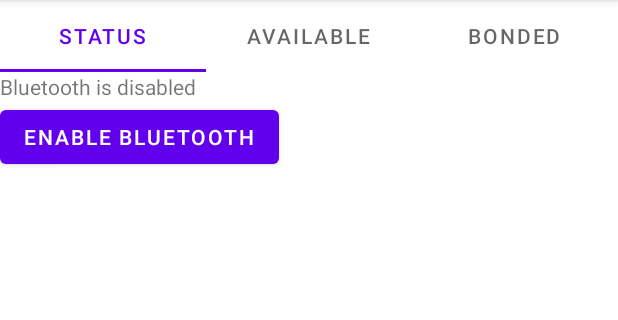
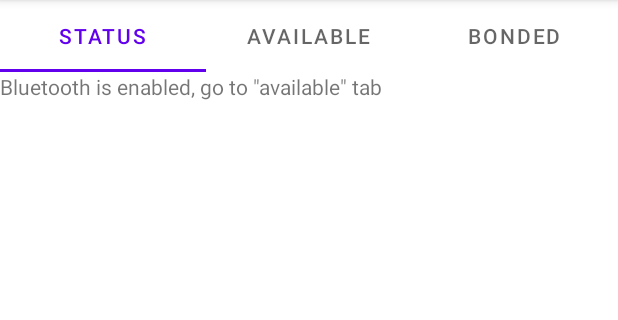
Before and after one commit to cmhernandezdel/altruino, an Android app: the screen it shows after launch (DeviceListActivity), after a tap on "ENABLE BLUETOOTH", on a phone screen of 412 x 824 dp, the part 84-404 px from its top. Run offline under Robolectric (Android 15) with nearby library versions, the light colour scheme and no system bars.

Commit message:
Bluetooth enabled screen working.

```diff
--- a/Source/app/src/main/java/com/cmhernandezdel/altruino/fragments/AvailableDevicesFragment.kt
+++ b/Source/app/src/main/java/com/cmhernandezdel/altruino/fragments/AvailableDevicesFragment.kt
@@ -7,6 +7,7 @@ import androidx.fragment.app.Fragment
 import android.view.LayoutInflater
 import android.view.View
 import android.view.ViewGroup
+import android.widget.AdapterView
 import android.widget.ListView
 import com.cmhernandezdel.altruino.R
 import com.cmhernandezdel.altruino.adapters.BluetoothDevicesListAdapter
@@ -23,6 +24,11 @@ class AvailableDevicesFragment : Fragment() {
         bluetoothModule?.let {
             val listView = retView.findViewById<ListView>(R.id.lv_available_devices)
             listView.adapter = it.adapter
+            listView.onItemClickListener = AdapterView.OnItemClickListener {
+                    _, _, position, _ ->
+                val bluetoothDevice = it.availableDevices[position]
+                bluetoothDevice.createBond()
+            }
         }
         return retView
     }
--- a/Source/app/src/main/java/com/cmhernandezdel/altruino/fragments/BluetoothStatusFragment.kt
+++ b/Source/app/src/main/java/com/cmhernandezdel/altruino/fragments/BluetoothStatusFragment.kt
@@ -3,6 +3,7 @@ package com.cmhernandezdel.altruino.fragments
 import android.Manifest
 import android.content.pm.PackageManager
 import android.os.Bundle
+import android.util.Log
 import androidx.fragment.app.Fragment
 import android.view.LayoutInflater
 import android.view.View
@@ -14,26 +15,23 @@ import com.cmhernandezdel.altruino.R
 import com.cmhernandezdel.altruino.modules.BluetoothModule
 
 class BluetoothStatusFragment : Fragment() {
+    private val classTag = "BluetoothStatusFragment.kt"
     private var bluetoothModule: BluetoothModule? = null
     private var llBluetoothEnabled: LinearLayout? = null
     private var llBluetoothDisabled: LinearLayout? = null
 
-    override fun onCreateView(
-        inflater: LayoutInflater,
-        container: ViewGroup?,
-        savedInstanceState: Bundle?
-    ): View? {
-        // Inflate the layout for this fragment
-        llBluetoothEnabled = view?.findViewById(R.id.ll_enabled_bluetooth)
-        llBluetoothDisabled = view?.findViewById(R.id.ll_disabled_bluetooth)
+    override fun onCreateView(inflater: LayoutInflater, container: ViewGroup?, savedInstanceState: Bundle?): View? {
         return inflater.inflate(R.layout.fragment_bluetooth_status, container, false)
     }
 
     override fun onViewCreated(view: View, savedInstanceState: Bundle?) {
         super.onViewCreated(view, savedInstanceState)
 
+        llBluetoothEnabled = view.findViewById(R.id.ll_enabled_bluetooth)
+        llBluetoothDisabled = view.findViewById(R.id.ll_disabled_bluetooth)
+
         val buttonEnableBluetooth = view.findViewById<Button>(R.id.button_enable_bluetooth)
-        buttonEnableBluetooth.setOnClickListener { onEnableBluetoothButtonClick() }
+        buttonEnableBluetooth?.setOnClickListener { onEnableBluetoothButtonClick() }
 
         bluetoothModule = BluetoothModule(requireContext())
 
@@ -72,25 +70,23 @@ class BluetoothStatusFragment : Fragment() {
     }
 
     private fun loadBluetoothDisabledUI() {
+        Log.i(classTag, "Loading bluetooth disabled UI")
         llBluetoothEnabled?.visibility = View.GONE
         llBluetoothDisabled?.visibility = View.VISIBLE
     }
 
     private fun loadBluetoothEnabledUI() {
+        Log.i(classTag, "Loading bluetooth enabled UI")
         llBluetoothDisabled?.visibility = View.GONE
         llBluetoothEnabled?.visibility = View.VISIBLE
     }
 
     private fun isBluetoothPermissionGranted(): Boolean {
         context?.let {
-            return ContextCompat.checkSelfPermission(
-                it,
-                Manifest.permission.BLUETOOTH
-            ) == PackageManager.PERMISSION_GRANTED
-                    && ContextCompat.checkSelfPermission(
-                it,
-                Manifest.permission.BLUETOOTH_ADMIN
-            ) == PackageManager.PERMISSION_GRANTED
+            val bluetoothPermissionGranted = ContextCompat.checkSelfPermission(it, Manifest.permission.BLUETOOTH) == PackageManager.PERMISSION_GRANTED
+            val bluetoothAdminPermissionGranted = ContextCompat.checkSelfPermission(it, Manifest.permission.BLUETOOTH_ADMIN) == PackageManager.PERMISSION_GRANTED
+            Log.i(classTag, "Permissions granted: BT: $bluetoothPermissionGranted, BT ADMIN: $bluetoothAdminPermissionGranted")
+            return bluetoothPermissionGranted && bluetoothAdminPermissionGranted
         }
         return false
     }
--- a/Source/app/src/main/java/com/cmhernandezdel/altruino/modules/BluetoothModule.kt
+++ b/Source/app/src/main/java/com/cmhernandezdel/altruino/modules/BluetoothModule.kt
@@ -79,8 +79,10 @@ class BluetoothModule(private val context: Context) {
     fun isBluetoothEnabled(): Boolean {
         bluetoothAdapter = BluetoothAdapter.getDefaultAdapter()
         if (bluetoothAdapter == null) {
+            Log.i(classTag, "Bluetooth adapter is null")
             return false
         } else {
+            Log.i(classTag, "Bluetooth adapter is not null")
             return bluetoothAdapter!!.isEnabled
         }
     }
--- a/Source/app/src/main/res/values/strings.xml
+++ b/Source/app/src/main/res/values/strings.xml
@@ -10,7 +10,7 @@
     <string name="device_list_title">Available bluetooth devices</string>
     <string name="bluetooth_disabled_info">Bluetooth is disabled</string>
     <string name="bluetooth_enable_button">Enable bluetooth</string>
-    <string name="bluetooth_enabled_info">Bluetooth is enabled, go to "available" tab</string>
+    <string name="bluetooth_enabled_info">Bluetooth is enabled, go to \"available\" tab</string>
 
     <string name="view_pager_title_status">Status</string>
     <string name="view_pager_title_available">Available</string>
```
